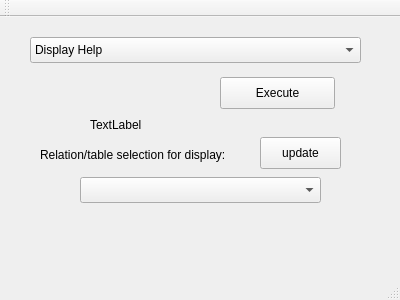
harumhl/MaroonGoonsRDBMS, file SportsStat/mainwindow.ui: the form before one commit.
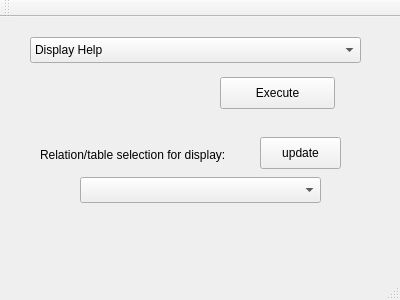
The form after the commit.

Diff of the .ui file:
```diff
--- a/SportsStat/mainwindow.ui
+++ b/SportsStat/mainwindow.ui
@@ -72,19 +72,6 @@
      <string>Execute</string>
     </property>
    </widget>
-   <widget class="QLabel" name="label">
-    <property name="geometry">
-     <rect>
-      <x>90</x>
-      <y>100</y>
-      <width>141</width>
-      <height>16</height>
-     </rect>
-    </property>
-    <property name="text">
-     <string>TextLabel</string>
-    </property>
-   </widget>
    <widget class="QComboBox" name="displayBox">
     <property name="geometry">
      <rect>
```
